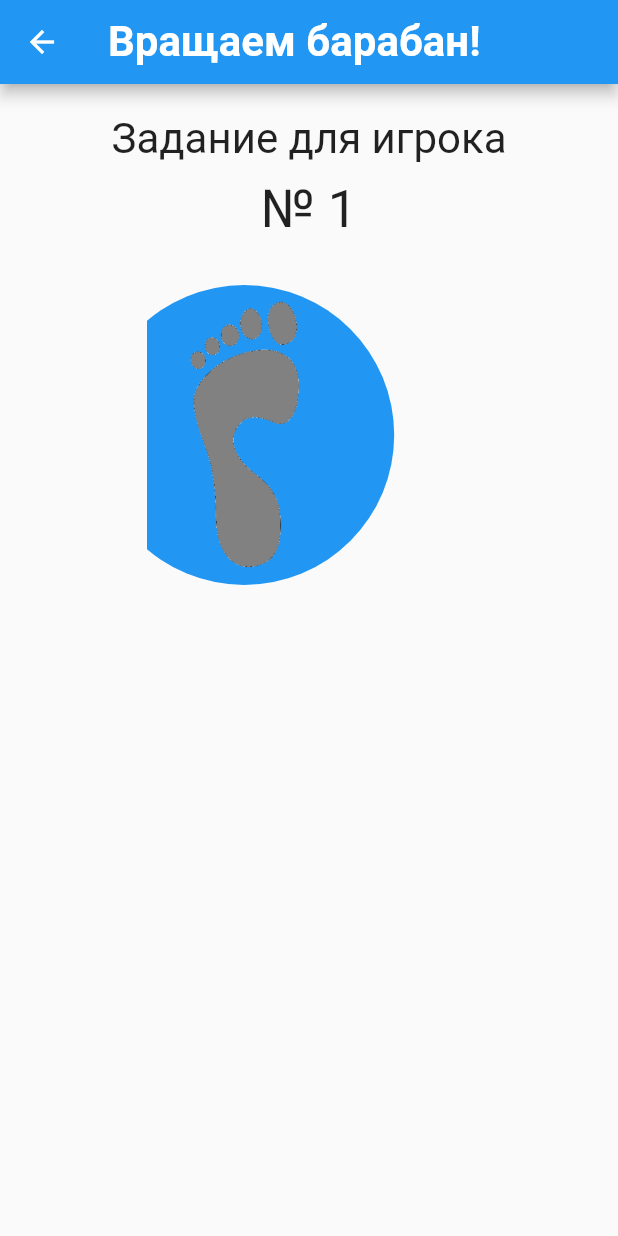
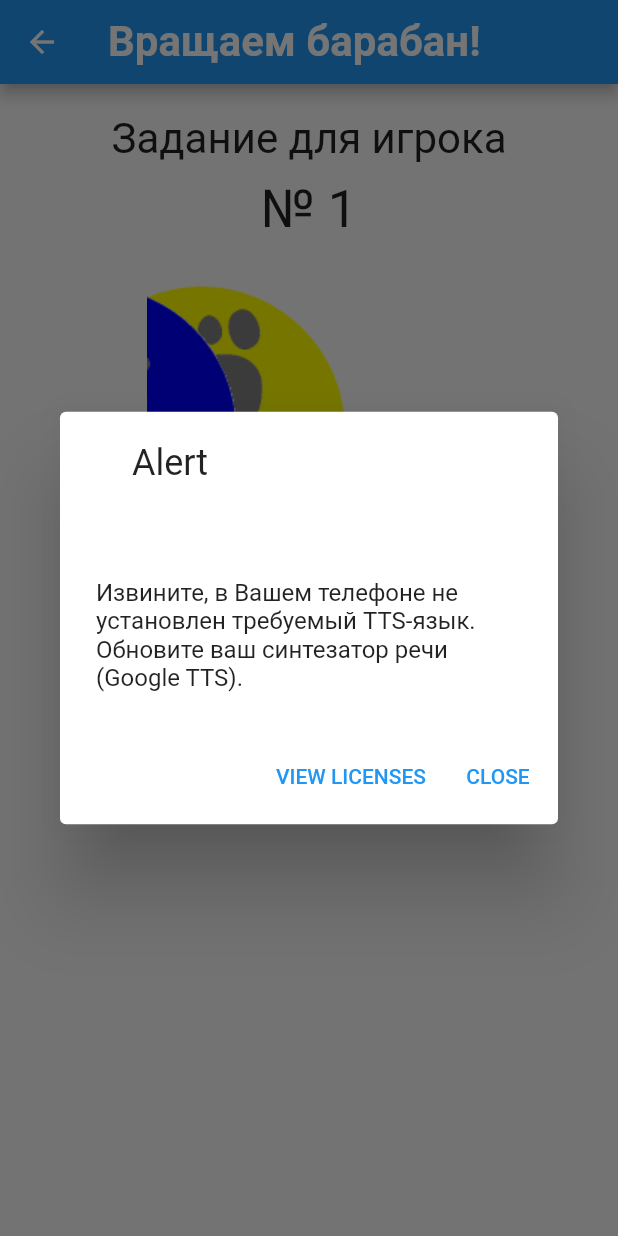
Before and after one commit to shpp-vprihozhenko/twisterRoller, a Flutter app: the GameLoopPage screen opened directly with empty values, on a phone screen of 412 x 824 dp. Run offline on Flutter 3.47's test engine with Material 2 defaults, Android fonts, the phone set to English and light mode, and no system bars; our stand-ins replace flutter_tts, speech_to_text.

Commit message:
sounds up4

```diff
--- a/lib/GameLoopPage.dart
+++ b/lib/GameLoopPage.dart
@@ -20,14 +20,26 @@ class _GameLoopPageState extends State<GameLoopPage> {
   _GameLoopPageState(this.numPlayers);
 
   double picSize = 200.0;
-  List <Color> colorsList = [Colors.green, Colors.blue, Colors.red, Colors.yellow];
-  List <String> imgList = ['leftFoot.gif', 'rightFoot.gif', 'leftHand.gif', 'rightHand.gif'];
-  List <String> bodyParts = ['Левая нога', 'Правая нога', 'Левая рука', 'Правая рука'];
-  List <String> colorNames = ['Зелёный', 'Синий', 'Красный', 'Жёлтый'];
-  int _count = 0, _colorCount = 0, _lastKey = 0;
-  Color _color = Colors.green;
-  static const int refreshPeriodMS = 500;
-  int numLoopsToFindResult = 8, numLoop = 0;
+//  List <Color> colorsList = [Colors.green, Colors.blue, Colors.red, Colors.yellow];
+//  List <String> imgList = ['leftFoot.gif', 'rightFoot.gif', 'leftHand.gif', 'rightHand.gif'];
+//  List <String> bodyParts = ['Левая нога', 'Правая нога', 'Левая рука', 'Правая рука'];
+//  List <String> colorNames = ['Зелёный', 'Синий', 'Красный', 'Жёлтый'];
+  List <String> fullImgList = [
+    'greenLeftFoot.gif', 'greenRightFoot.gif', 'greenLeftHand.gif', 'greenRightHand.gif',
+    'blueLeftFoot.gif', 'blueRightFoot.gif', 'blueLeftHand.gif', 'blueRightHand.gif',
+    'redLeftFoot.gif', 'redRightFoot.gif', 'redLeftHand.gif', 'redRightHand.gif',
+    'yellowLeftFoot.gif', 'yellowRightFoot.gif', 'yellowLeftHand.gif', 'yellowRightHand.gif',
+  ];
+  List <String> fullImgListNames = [
+    'Левая нога на Зелёный', 'Правая нога на Зелёный', 'Левая рука на Зелёный', 'Правая рука на Зелёный',
+    'Левая нога на Синий', 'Правая нога на Синий', 'Левая рука на Синий', 'Правая рука на Синий',
+    'Левая нога на Красный', 'Правая нога на Красный', 'Левая рука на Красный', 'Правая рука на Красный',
+    'Левая нога на Жёлтый', 'Правая нога на Жёлтый', 'Левая рука на Жёлтый', 'Правая рука на Жёлтый',
+  ];
+  int _count = 0, _lastKey = 0; //_colorCount = 0,
+  //Color _color = Colors.green;
+  static const int refreshPeriodMS = 300;
+  int numLoopsToFindResult = 15, numLoop = 0;
   bool speakingMode = false;
   int playerNumber = 1;
   String playerTask = '';
@@ -45,7 +57,7 @@ class _GameLoopPageState extends State<GameLoopPage> {
 
   @override
   void initState() {
-    //initTtsAndSttAndFirstSpeech();
+    initTtsAndStt();
     super.initState();
     Future.delayed(const Duration(milliseconds: refreshPeriodMS), randomizerLoop);
   }
@@ -53,40 +65,39 @@ class _GameLoopPageState extends State<GameLoopPage> {
   randomizerLoop(){
     showMic = false;
     var rng = new Random();
-    int _newCount, _newColorCount; Color _newColor;
+    int _newCount;
     do {
-      _newCount = rng.nextInt(4);
-      _newColorCount = rng.nextInt(4);
-      _newColor = colorsList[_newColorCount];
-    } while (_newCount == _count || _newColor == _color);
+      _newCount = rng.nextInt(16);
+    } while (_newCount == _count);
     numLoop++;
-    _lastKey = _count + (_colorCount+1)*16;
+    _lastKey = _count; // + (_colorCount+1)*16
     if (numLoop < numLoopsToFindResult) {
       Future.delayed(const Duration(milliseconds: refreshPeriodMS), randomizerLoop);
     } else {
       Future.delayed(const Duration(milliseconds: refreshPeriodMS), (){
-        startSpeakAndWaitMode(_newCount, _newColorCount);
+        startSpeakAndWaitMode(_newCount);
       });
     }
     setState(() {
       _count = _newCount;
-      _colorCount = _newColorCount;
-      _color = _newColor;
     });
   }
 
-  startSpeakAndWaitMode(_newCount, _newColorCount){
+  startSpeakAndWaitMode(_newCount) async {
+    numLoop = 0;
     setState(() {
-      playerTask = bodyParts[_newCount] + ' на ' + colorNames[_newColorCount] + '!';
+      //playerTask = bodyParts[_newCount] + ' на ' + colorNames[_newColorCount] + '!';
+      playerTask = fullImgListNames[_newCount] + '!';
       showMic = true;
     });
+    await _speakSync('Игрок № $playerNumber');
+    await _speakSync(playerTask);
+    startListening();
   }
 
-  void initTtsAndSttAndFirstSpeech() async {
+  void initTtsAndStt() async {
     await initSTT();
     await initTts();
-    //firstSpeech();
-    //startListening();
   }
 
   initSTT() async {
@@ -112,15 +123,15 @@ class _GameLoopPageState extends State<GameLoopPage> {
   }
 
   void errorListener(SpeechRecognitionError error) {
-    print("Received Eng error status: $error, listening: ${speech.isListening}");
+    print("Received GLP error status: $error, listening: ${speech.isListening}");
     setState(() {
       showMic = false;
     });
-    //startListening();
+    startListening();
   }
 
   void statusListener(String status) {
-    print("Received listener status: $status, listening: ${speech.isListening}");
+    print("Received GLP listener status: $status, listening: ${speech.isListening}");
   }
 
   void startListening() {
@@ -154,14 +165,25 @@ class _GameLoopPageState extends State<GameLoopPage> {
       setState(() {
         showMic = false;
       });
-      String recognizedWords = result.recognizedWords.toString().toUpperCase();
-//      if (recognizedWords.indexOf('СТАРТ') == -1) {
-//        print('no start, repeat stt loop');
-//        startListening();
-//      } else {
-//        goToStartGamePage();
-//      }
+      List <String> recognizedWords = result.recognizedWords.toString().toUpperCase().split(' ');
+      if (recognizedWords.indexOf('OK') > -1 || recognizedWords.indexOf('О\'КЕЙ') > -1 || recognizedWords.indexOf('ОК') > -1) {
+        print('start new random loop');
+        startNextPlayerLoop();
+      } else if (recognizedWords.indexOf('ПОВТОРИ') > -1) {
+        print('repeat');
+        repeatAndStartListeningAgain();
+      } else {
+        print('no keywords. StartListening again.');
+        print(recognizedWords);
+        startListening();
+      }
     }
+  }
+
+  repeatAndStartListeningAgain() async {
+    await _speakSync('Игрок № $playerNumber');
+    await _speakSync(playerTask);
+    startListening();
   }
 
   Future _getLanguages() async {
@@ -247,7 +269,6 @@ class _GameLoopPageState extends State<GameLoopPage> {
                     //return ScaleTransition(child: child, scale: animation);
                     //return FadeTransition(child: child, opacity: animation);
                     //return RotationTransition(child: child, turns: animation);
-
                     //final offsetAnimation = Tween<Offset>(begin: Offset(-1.0, 0.0), end: Offset(0.0, 0.0)).animate(animation);
                     //return ClipRect(child: SlideTransition(child: child, position: offsetAnimation));
 
@@ -282,15 +303,18 @@ class _GameLoopPageState extends State<GameLoopPage> {
                     //return ClipRect(child: SlideTransition(child: child, position: offsetAnimation));
                   },
                   child: Container(
-                    key: ValueKey<int>(_count + (_colorCount+1)*16),
+                    key: ValueKey<int>(_count), // + (_colorCount+1)*16
                     width: picSize, height: picSize,
+/*
                     decoration: BoxDecoration(
                         shape: BoxShape.circle,
                         color: _color,
                     ),
-                    child: Center(
-                        child: Image.asset('images/${imgList[_count]}', width: picSize*0.9, height: picSize*0.9,)
+                  child: Center(
+                  child: Image.asset('images/${imgList[_count]}', width: picSize*0.9, height: picSize*0.9,)
                     )
+ */
+                      child: Image.asset('images/${fullImgList[_count]}')
                   ),
                 ),
               ),
@@ -316,27 +340,37 @@ class _GameLoopPageState extends State<GameLoopPage> {
                   child: FloatingActionButton(
                     backgroundColor: Colors.white,
                     onPressed: (){
-                      playerNumber++;
-                      if (playerNumber > numPlayers) {
-                        playerNumber = 1;
-                      }
-                      setState(() {
-                        showMic = false;
-                        playerTask = '';
-                        numLoop = 0;
-                      });
-                      randomizerLoop();
+                      startNextPlayerLoop();
                     },
-                      child: Icon(Icons.mic, color: Colors.blueAccent, size: 50,)
+                    child: Icon(Icons.mic, color: Colors.blueAccent, size: 50,)
                   ),
                 ),
               ),
             )
             :SizedBox(),
+            SizedBox(height: 10,),
+            showMic? FlatButton(
+              color: Colors.lightBlueAccent,
+              child: Text('Следующий игрок', textScaleFactor: 1.5,),
+              onPressed: startNextPlayerLoop,
+            )
+            : SizedBox(),
           ],
         )
       ),
     );
+  }
+
+  startNextPlayerLoop(){
+    playerNumber++;
+    if (playerNumber > numPlayers) {
+      playerNumber = 1;
+    }
+    setState(() {
+      showMic = false;
+      playerTask = '';
+    });
+    randomizerLoop();
   }
 
   showAlertPage(String msg) {
@@ -350,4 +384,12 @@ class _GameLoopPageState extends State<GameLoopPage> {
     );
   }
 
+  @override
+  void dispose() {
+    super.dispose();
+    speech.errorListener = null;
+    speech.statusListener = null;
+    print('speech.stop from dispose GamePage');
+    speech.stop();
+  }
 }
```
Also changed, not shown: lib/main.dart (+12 -2 lines), images/blueLeftFoot.gif (added), images/blueLeftHand.gif (added), images/blueRightFoot.gif (added), images/blueRightHand.gif (added), images/greenLeftFoot.gif (added), images/greenLeftHand.gif (added), images/greenRightFoot.gif (added), images/greenRightHand.gif (added), images/redLeftFoot.gif (added), images/redLeftHand.gif (added), images/redRightFoot.gif (added), images/redRightHand.gif (added), images/yellowLeftFoot.gif (added), 3 more files.
